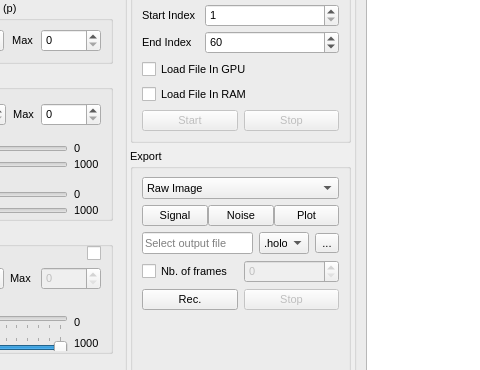
Old version of the form Holovibes/assets/ui/mainwindow.ui in the repository DigitalHolography/Holovibes; both pictures show x 628 to 1108 and y 106 to 476 of the 1291 by 815 pixel window.
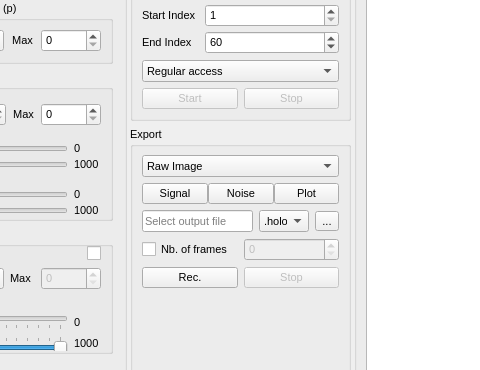
New version of the form. Custom widgets are drawn as their Qt base class.

Commit message: feat(io): changed the 'Load file in GPU/RAM' to a drop-down menu, and changed the settings to an enum

Patch:
```diff
--- a/Holovibes/assets/ui/mainwindow.ui
+++ b/Holovibes/assets/ui/mainwindow.ui
@@ -2650,35 +2650,22 @@
              </layout>
             </item>
             <item>
-             <widget class="QCheckBox" name="LoadFileInGpuCheckBox">
-              <property name="toolTip">
-               <string>Allows much higher FPS. Requires high GPU DRAM.</string>
-              </property>
-              <property name="layoutDirection">
-               <enum>Qt::LeftToRight</enum>
-              </property>
-              <property name="locale">
-               <locale language="French" country="France"/>
-              </property>
-              <property name="text">
-               <string>Load File In GPU</string>
-              </property>
-             </widget>
-            </item>
-            <item>
-             <widget class="QCheckBox" name="LoadFileInRamCheckBox">
-              <property name="toolTip">
-               <string>Allows much higher FPS. Requires high RAM.</string>
-              </property>
-              <property name="layoutDirection">
-               <enum>Qt::LeftToRight</enum>
-              </property>
-              <property name="locale">
-               <locale language="French" country="France"/>
-              </property>
-              <property name="text">
-               <string>Load File In RAM</string>
-              </property>
+             <widget class="QComboBox" name="FileLoadKindComboBox">
+              <item>
+               <property name="text">
+                <string>Regular access</string>
+               </property>
+              </item>
+              <item>
+               <property name="text">
+                <string>Load in GPU VRAM</string>
+               </property>
+              </item>
+              <item>
+               <property name="text">
+                <string>Load in CPU RAM</string>
+               </property>
+              </item>
              </widget>
             </item>
             <item>
```
Left out of the diff: 26 changed lines with no effect on the pictures. The commit also changes 10 other files.
